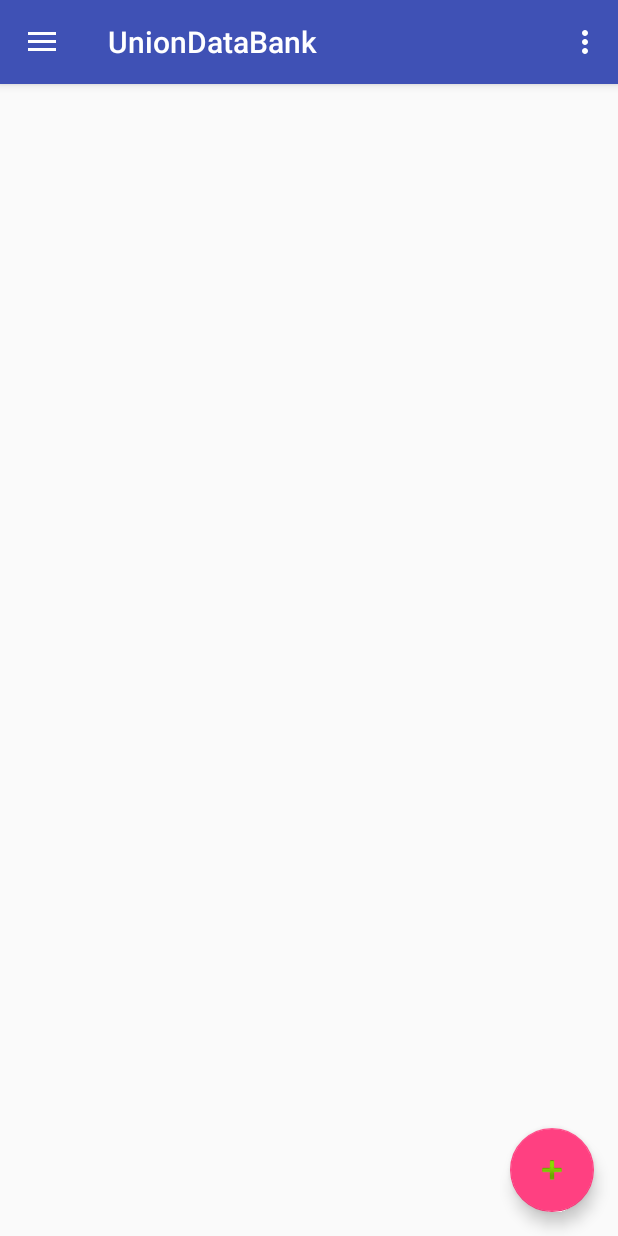
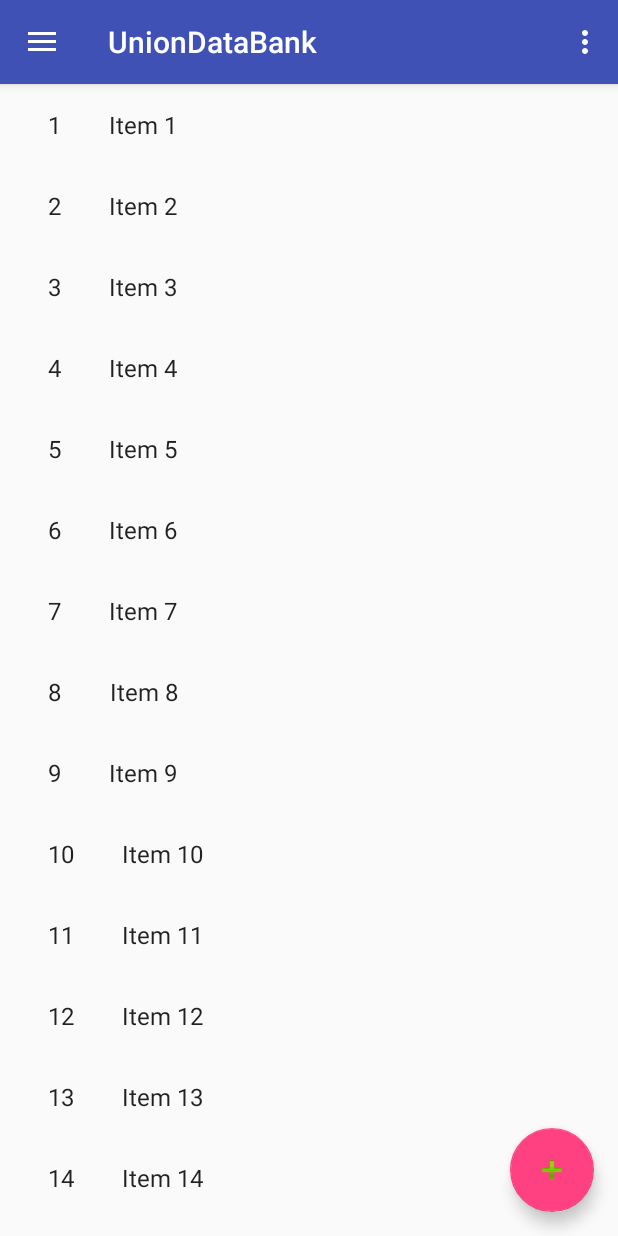
Before and after one commit to akhilc1/UnionDataBank, an Android app: the screen it shows after launch (MainActivity), in the side drawer, after a tap on "Union Branches", on a phone screen of 412 x 824 dp. Run offline under Robolectric (Android 15) with nearby library versions, the phone set to English and light mode, and no system bars.

Commit message:
Sakha list fragment added, dummy values added.

```diff
--- a/app/build.gradle
+++ b/app/build.gradle
@@ -24,7 +24,11 @@ dependencies {
     compile 'com.android.support:appcompat-v7:25.1.1'
     compile 'com.android.support:design:25.1.1'
     compile 'com.google.firebase:firebase-database:10.0.1'
+    compile 'com.google.firebase:firebase-crash:10.0.1'
+    compile 'com.android.support:support-v4:25.1.1'
+    compile 'com.android.support:recyclerview-v7:25.1.1'
 }
 
 
+
 apply plugin: 'com.google.gms.google-services'
--- a/app/src/main/java/com/sndp/kunnathunadu/uniondatabank/MainActivity.java
+++ b/app/src/main/java/com/sndp/kunnathunadu/uniondatabank/activites/MainActivity.java
@@ -1,10 +1,10 @@
-package com.sndp.kunnathunadu.uniondatabank;
+package com.sndp.kunnathunadu.uniondatabank.activites;
 
 import android.os.Bundle;
 import android.support.design.widget.FloatingActionButton;
+import android.support.design.widget.NavigationView;
 import android.support.design.widget.Snackbar;
-import android.view.View;
-import android.support.design.widget.NavigationView;
+import android.support.v4.app.FragmentManager;
 import android.support.v4.view.GravityCompat;
 import android.support.v4.widget.DrawerLayout;
 import android.support.v7.app.ActionBarDrawerToggle;
@@ -12,9 +12,15 @@ import android.support.v7.app.AppCompatActivity;
 import android.support.v7.widget.Toolbar;
 import android.view.Menu;
 import android.view.MenuItem;
+import android.view.View;
+
+import com.sndp.kunnathunadu.uniondatabank.R;
+import com.sndp.kunnathunadu.uniondatabank.fragments.UnionSakhaBranchesFragment;
+import com.sndp.kunnathunadu.uniondatabank.fragments.dummy.DummyContent;
 
 public class MainActivity extends AppCompatActivity
-        implements NavigationView.OnNavigationItemSelectedListener {
+        implements NavigationView.OnNavigationItemSelectedListener, UnionSakhaBranchesFragment.OnListFragmentInteractionListener {
+    public static final String UNION_SAKHA_BRANCH = "UnionSakhaBranchesFragment";
 
     @Override
     protected void onCreate(Bundle savedInstanceState) {
@@ -80,12 +86,17 @@ public class MainActivity extends AppCompatActivity
         // Handle navigation view item clicks here.
         int id = item.getItemId();
 
-        if (id == R.id.nav_camera) {
+        if (id == R.id.union_samithi) {
             // Handle the camera action
-        } else if (id == R.id.nav_gallery) {
+        } else if (id == R.id.youth_samithi) {
 
-        } else if (id == R.id.nav_slideshow) {
-
+        } else if (id == R.id.union_branches) {
+            FragmentManager manager = getSupportFragmentManager();
+            UnionSakhaBranchesFragment fragment = UnionSakhaBranchesFragment.newInstance(1);
+            manager.beginTransaction()
+                    .replace(R.id.content_main, fragment, UNION_SAKHA_BRANCH)
+                    .addToBackStack(UNION_SAKHA_BRANCH)
+                    .commit();
         } else if (id == R.id.nav_manage) {
 
         } else if (id == R.id.nav_share) {
@@ -98,4 +109,9 @@ public class MainActivity extends AppCompatActivity
         drawer.closeDrawer(GravityCompat.START);
         return true;
     }
+
+    @Override
+    public void onListFragmentInteraction(DummyContent.DummyItem item) {
+
+    }
 }
--- /dev/null
+++ b/app/src/main/java/com/sndp/kunnathunadu/uniondatabank/fragments/MyItemRecyclerViewAdapter.java
@@ -0,0 +1,78 @@
+package com.sndp.kunnathunadu.uniondatabank.fragments;
+
+import android.support.v7.widget.RecyclerView;
+import android.view.LayoutInflater;
+import android.view.View;
+import android.view.ViewGroup;
+import android.widget.TextView;
+
+import com.sndp.kunnathunadu.uniondatabank.R;
+import com.sndp.kunnathunadu.uniondatabank.fragments.dummy.DummyContent.DummyItem;
+
+import java.util.List;
+
+/**
+ * {@link RecyclerView.Adapter} that can display a {@link DummyItem} and makes a call to the
+ * specified {@link }.
+ * TODO: Replace the implementation with code for your data type.
+ */
+public class MyItemRecyclerViewAdapter extends RecyclerView.Adapter<MyItemRecyclerViewAdapter.ViewHolder> {
+
+    private List<DummyItem> mValues = null;
+    private UnionSakhaBranchesFragment.OnListFragmentInteractionListener mListener = null;
+
+    public MyItemRecyclerViewAdapter(List<DummyItem> items, UnionSakhaBranchesFragment.OnListFragmentInteractionListener
+            listener) {
+        mValues = items;
+        mListener = listener;
+    }
+
+    @Override
+    public ViewHolder onCreateViewHolder(ViewGroup parent, int viewType) {
+        View view = LayoutInflater.from(parent.getContext())
+                .inflate(R.layout.fragment_item, parent, false);
+        return new ViewHolder(view);
+    }
+
+    @Override
+    public void onBindViewHolder(final ViewHolder holder, int position) {
+        holder.mItem = mValues.get(position);
+        holder.mIdView.setText(mValues.get(position).id);
+        holder.mContentView.setText(mValues.get(position).content);
+
+        holder.mView.setOnClickListener(new View.OnClickListener() {
+            @Override
+            public void onClick(View v) {
+                if (null != mListener) {
+                    // Notify the active callbacks interface (the activity, if the
+                    // fragment is attached to one) that an item has been selected.
+                    mListener.onListFragmentInteraction(holder.mItem);
+                }
+            }
+        });
+    }
+
+    @Override
+    public int getItemCount() {
+        return mValues.size();
+    }
+
+    public class ViewHolder extends RecyclerView.ViewHolder {
+        public final View mView;
+        public final TextView mIdView;
+        public final TextView mContentView;
+        public DummyItem mItem;
+
+        public ViewHolder(View view) {
+            super(view);
+            mView = view;
+            mIdView = (TextView) view.findViewById(R.id.id);
+            mContentView = (TextView) view.findViewById(R.id.content);
+        }
+
+        @Override
+        public String toString() {
+            return super.toString() + " '" + mContentView.getText() + "'";
+        }
+    }
+}
--- /dev/null
+++ b/app/src/main/java/com/sndp/kunnathunadu/uniondatabank/fragments/UnionSakhaBranchesFragment.java
@@ -0,0 +1,108 @@
+package com.sndp.kunnathunadu.uniondatabank.fragments;
+
+import android.content.Context;
+import android.os.Bundle;
+import android.support.v4.app.Fragment;
+import android.support.v7.widget.GridLayoutManager;
+import android.support.v7.widget.LinearLayoutManager;
+import android.support.v7.widget.RecyclerView;
+import android.view.LayoutInflater;
+import android.view.View;
+import android.view.ViewGroup;
+
+import com.sndp.kunnathunadu.uniondatabank.R;
+import com.sndp.kunnathunadu.uniondatabank.fragments.dummy.DummyContent;
+import com.sndp.kunnathunadu.uniondatabank.fragments.dummy.DummyContent.DummyItem;
+
+/**
+ * A fragment representing a list of Items.
+ * <p/>
+ * Activities containing this fragment MUST implement the {@link OnListFragmentInteractionListener}
+ * interface.
+ */
+public class UnionSakhaBranchesFragment extends Fragment {
+
+    // TODO: Customize parameter argument names
+    private static final String ARG_COLUMN_COUNT = "column-count";
+    // TODO: Customize parameters
+    private int mColumnCount = 1;
+    private OnListFragmentInteractionListener mListener;
+
+    /**
+     * Mandatory empty constructor for the fragment manager to instantiate the
+     * fragment (e.g. upon screen orientation changes).
+     */
+    public UnionSakhaBranchesFragment() {
+    }
+
+    // TODO: Customize parameter initialization
+    @SuppressWarnings("unused")
+    public static UnionSakhaBranchesFragment newInstance(int columnCount) {
+        UnionSakhaBranchesFragment fragment = new UnionSakhaBranchesFragment();
+        Bundle args = new Bundle();
+        args.putInt(ARG_COLUMN_COUNT, columnCount);
+        fragment.setArguments(args);
+        return fragment;
+    }
+
+    @Override
+    public void onCreate(Bundle savedInstanceState) {
+        super.onCreate(savedInstanceState);
+
+        if (getArguments() != null) {
+            mColumnCount = getArguments().getInt(ARG_COLUMN_COUNT);
+        }
+    }
+
+    @Override
+    public View onCreateView(LayoutInflater inflater, ViewGroup container,
+                             Bundle savedInstanceState) {
+        View view = inflater.inflate(R.layout.fragment_item_list, container, false);
+
+        // Set the adapter
+        if (view instanceof RecyclerView) {
+            Context context = view.getContext();
+            RecyclerView recyclerView = (RecyclerView) view;
+            if (mColumnCount <= 1) {
+                recyclerView.setLayoutManager(new LinearLayoutManager(context));
+            } else {
+                recyclerView.setLayoutManager(new GridLayoutManager(context, mColumnCount));
+            }
+            recyclerView.setAdapter(new MyItemRecyclerViewAdapter(DummyContent.ITEMS, mListener));
+        }
+        return view;
+    }
+
+
+    @Override
+    public void onAttach(Context context) {
+        super.onAttach(context);
+        if (context instanceof OnListFragmentInteractionListener) {
+            mListener = (OnListFragmentInteractionListener) context;
+        } else {
+            throw new RuntimeException(context.toString()
+                    + " must implement OnListFragmentInteractionListener");
+        }
+    }
+
+    @Override
+    public void onDetach() {
+        super.onDetach();
+        mListener = null;
+    }
+
+    /**
+     * This interface must be implemented by activities that contain this
+     * fragment to allow an interaction in this fragment to be communicated
+     * to the activity and potentially other fragments contained in that
+     * activity.
+     * <p/>
+     * See the Android Training lesson <a href=
+     * "http://developer.android.com/training/basics/fragments/communicating.html"
+     * >Communicating with Other Fragments</a> for more information.
+     */
+    public interface OnListFragmentInteractionListener {
+        // TODO: Update argument type and name
+        void onListFragmentInteraction(DummyItem item);
+    }
+}
--- /dev/null
+++ b/app/src/main/java/com/sndp/kunnathunadu/uniondatabank/fragments/dummy/DummyContent.java
@@ -0,0 +1,72 @@
+package com.sndp.kunnathunadu.uniondatabank.fragments.dummy;
+
+import java.util.ArrayList;
+import java.util.HashMap;
+import java.util.List;
+import java.util.Map;
+
+/**
+ * Helper class for providing sample content for user interfaces created by
+ * Android template wizards.
+ * <p>
+ * TODO: Replace all uses of this class before publishing your app.
+ */
+public class DummyContent {
+
+    /**
+     * An array of sample (dummy) items.
+     */
+    public static final List<DummyItem> ITEMS = new ArrayList<DummyItem>();
+
+    /**
+     * A map of sample (dummy) items, by ID.
+     */
+    public static final Map<String, DummyItem> ITEM_MAP = new HashMap<String, DummyItem>();
+
+    private static final int COUNT = 25;
+
+    static {
+        // Add some sample items.
+        for (int i = 1; i <= COUNT; i++) {
+            addItem(createDummyItem(i));
+        }
+    }
+
+    private static void addItem(DummyItem item) {
+        ITEMS.add(item);
+        ITEM_MAP.put(item.id, item);
+    }
+
+    private static DummyItem createDummyItem(int position) {
+        return new DummyItem(String.valueOf(position), "Item " + position, makeDetails(position));
+    }
+
+    private static String makeDetails(int position) {
+        StringBuilder builder = new StringBuilder();
+        builder.append("Details about Item: ").append(position);
+        for (int i = 0; i < position; i++) {
+            builder.append("\nMore details information here.");
+        }
+        return builder.toString();
+    }
+
+    /**
+     * A dummy item representing a piece of content.
+     */
+    public static class DummyItem {
+        public final String id;
+        public final String content;
+        public final String details;
+
+        public DummyItem(String id, String content, String details) {
+            this.id = id;
+            this.content = content;
+            this.details = details;
+        }
+
+        @Override
+        public String toString() {
+            return content;
+        }
+    }
+}
--- a/app/src/main/res/layout/app_bar_main.xml
+++ b/app/src/main/res/layout/app_bar_main.xml
@@ -5,7 +5,7 @@
     android:layout_width="match_parent"
     android:layout_height="match_parent"
     android:fitsSystemWindows="true"
-    tools:context="com.sndp.kunnathunadu.uniondatabank.MainActivity">
+    tools:context="com.sndp.kunnathunadu.uniondatabank.activites.MainActivity">
 
     <android.support.design.widget.AppBarLayout
         android:layout_width="match_parent"
--- a/app/src/main/res/layout/content_main.xml
+++ b/app/src/main/res/layout/content_main.xml
@@ -6,5 +6,5 @@
     android:layout_width="match_parent"
     android:layout_height="match_parent"
     app:layout_behavior="@string/appbar_scrolling_view_behavior"
-    tools:context="com.sndp.kunnathunadu.uniondatabank.MainActivity"
+    tools:context="com.sndp.kunnathunadu.uniondatabank.activites.MainActivity"
     tools:showIn="@layout/app_bar_main" />
--- /dev/null
+++ b/app/src/main/res/layout/fragment_item.xml
@@ -0,0 +1,20 @@
+<?xml version="1.0" encoding="utf-8"?>
+<LinearLayout xmlns:android="http://schemas.android.com/apk/res/android"
+    android:layout_width="wrap_content"
+    android:layout_height="wrap_content"
+    android:orientation="horizontal">
+
+    <TextView
+        android:id="@+id/id"
+        android:layout_width="wrap_content"
+        android:layout_height="wrap_content"
+        android:layout_margin="@dimen/text_margin"
+        android:textAppearance="?attr/textAppearanceListItem" />
+
+    <TextView
+        android:id="@+id/content"
+        android:layout_width="wrap_content"
+        android:layout_height="wrap_content"
+        android:layout_margin="@dimen/text_margin"
+        android:textAppearance="?attr/textAppearanceListItem" />
+</LinearLayout>
--- /dev/null
+++ b/app/src/main/res/layout/fragment_item_list.xml
@@ -0,0 +1,13 @@
+<?xml version="1.0" encoding="utf-8"?>
+<android.support.v7.widget.RecyclerView xmlns:android="http://schemas.android.com/apk/res/android"
+    xmlns:app="http://schemas.android.com/apk/res-auto"
+    xmlns:tools="http://schemas.android.com/tools"
+    android:id="@+id/list"
+    android:name="com.sndp.kunnathunadu.uniondatabank.fragments.UnionSakhaBranches"
+    android:layout_width="match_parent"
+    android:layout_height="match_parent"
+    android:layout_marginLeft="16dp"
+    android:layout_marginRight="16dp"
+    app:layoutManager="LinearLayoutManager"
+    tools:context="com.sndp.kunnathunadu.uniondatabank.fragments.UnionSakhaBranchesFragment"
+    tools:listitem="@layout/fragment_item" />
--- a/app/src/main/res/menu/activity_main_drawer.xml
+++ b/app/src/main/res/menu/activity_main_drawer.xml
@@ -3,15 +3,15 @@
 
     <group android:checkableBehavior="single">
         <item
-            android:id="@+id/nav_camera"
+            android:id="@+id/union_samithi"
             android:icon="@drawable/ic_menu_camera"
             android:title="Union Samithi" />
         <item
-            android:id="@+id/nav_gallery"
+            android:id="@+id/youth_samithi"
             android:icon="@drawable/ic_menu_gallery"
             android:title="Union Youth" />
         <item
-            android:id="@+id/nav_slideshow"
+            android:id="@+id/union_branches"
             android:icon="@drawable/ic_menu_slideshow"
             android:title="Union Branches" />
         <item
--- a/app/src/main/res/values/dimens.xml
+++ b/app/src/main/res/values/dimens.xml
@@ -6,4 +6,5 @@
     <dimen name="activity_horizontal_margin">16dp</dimen>
     <dimen name="activity_vertical_margin">16dp</dimen>
     <dimen name="fab_margin">16dp</dimen>
+    <dimen name="text_margin">16dp</dimen>
 </resources>
```
Also changed, not shown: app/src/main/AndroidManifest.xml (+6 -1 lines).
